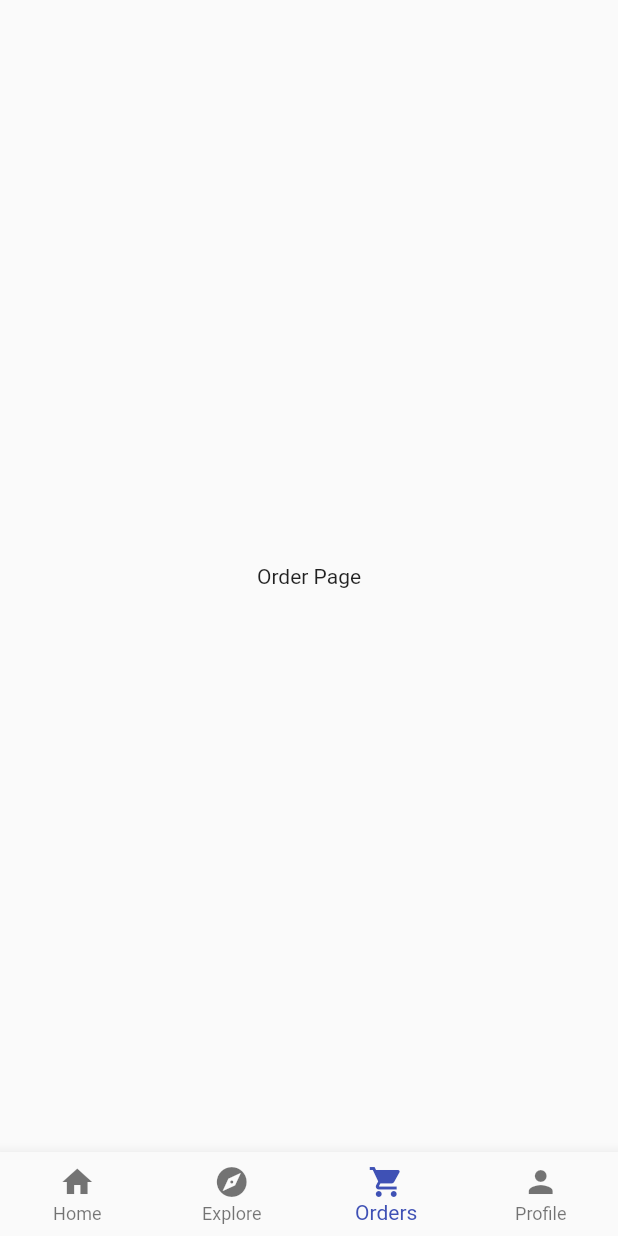
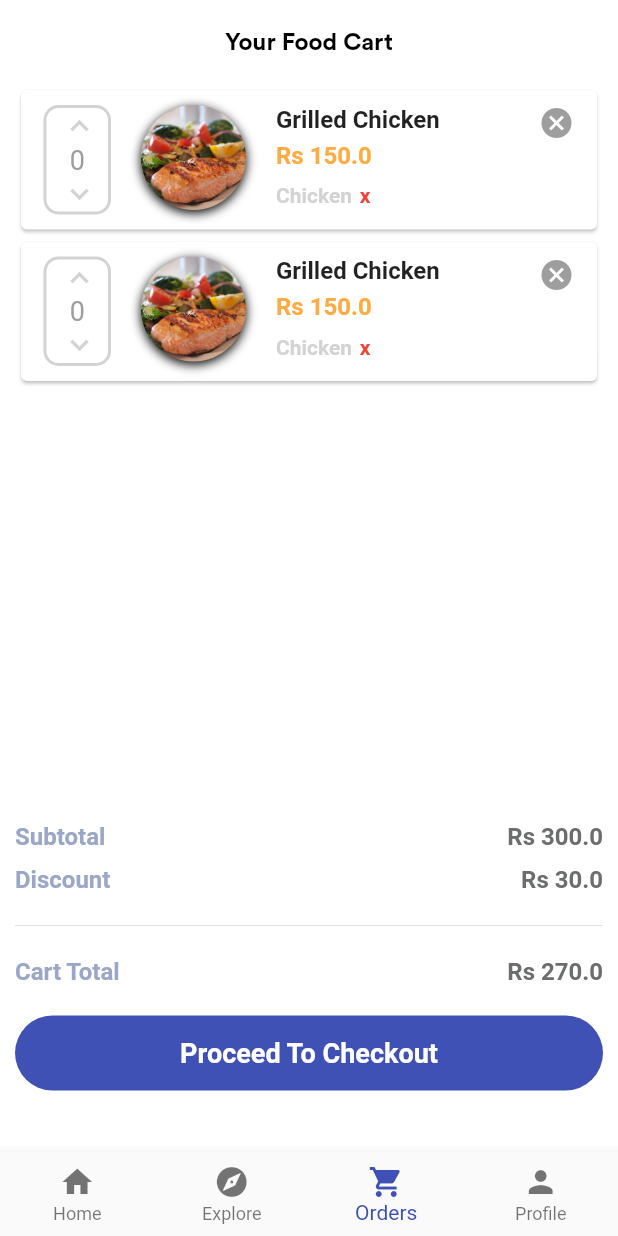
Before and after one commit to AbhishekMaira10/deldrone, a Flutter app: the screen it shows once a user with an empty profile is signed in, item 3 of the bottom bar chosen, on a phone screen of 412 x 824 dp. Run offline on Flutter 3.47's test engine with Material 2 defaults, Android fonts, the phone set to English and light mode, and no system bars; our stand-ins replace firebase_auth, google_sign_in, simple_animations; accounts and stored records are empty.

Commit message:
added orders page

```diff
--- /dev/null
+++ b/App/lib/custom_widgets/ui_widgets/order_card.dart
@@ -0,0 +1,132 @@
+import 'package:flutter/material.dart';
+
+class OrderCard extends StatefulWidget {
+  _OrderCardState createState() => _OrderCardState();
+}
+
+class _OrderCardState extends State<OrderCard> {
+  @override
+  Widget build(BuildContext context) {
+    return Card(
+      child: Padding(
+        padding: EdgeInsets.symmetric(horizontal: 15.0, vertical: 10.0),
+        child: Row(
+          mainAxisSize: MainAxisSize.max,
+          crossAxisAlignment: CrossAxisAlignment.start,
+          children: <Widget>[
+            Container(
+              decoration: BoxDecoration(
+                border: Border.all(color: Color(0xFFD3D3D3), width: 2.0),
+                borderRadius: BorderRadius.circular(10.0),
+              ),
+              width: 45.0,
+              height: 73.0,
+              child: Padding(
+                padding: EdgeInsets.symmetric(
+                  horizontal: 10.0,
+                ),
+                child: Column(
+                  children: <Widget>[
+                    InkWell(
+                        onTap: () {},
+                        child: Icon(Icons.keyboard_arrow_up,
+                            color: Color(0xFFD3D3D3))),
+                    Text(
+                      "0",
+                      style: TextStyle(fontSize: 18.0, color: Colors.grey),
+                    ),
+                    InkWell(
+                        onTap: () {},
+                        child: Icon(Icons.keyboard_arrow_down,
+                            color: Color(0xFFD3D3D3))),
+                  ],
+                ),
+              ),
+            ),
+            SizedBox(
+              width: 20.0,
+            ),
+            Container(
+              height: 70.0,
+              width: 70.0,
+              decoration: BoxDecoration(
+                  image: DecorationImage(
+                      image: AssetImage("assets/images/lunch.jpeg"),
+                      fit: BoxFit.cover),
+                  borderRadius: BorderRadius.circular(35.0),
+                  boxShadow: [
+                    BoxShadow(
+                        color: Colors.black,
+                        blurRadius: 5.0,
+                        offset: Offset(0.0, 2.0))
+                  ]),
+            ),
+            SizedBox(
+              width: 20.0,
+            ),
+            Column(
+              mainAxisAlignment: MainAxisAlignment.start,
+              crossAxisAlignment: CrossAxisAlignment.start,
+              children: <Widget>[
+                Text(
+                  "Grilled Chicken",
+                  style: TextStyle(fontSize: 16.0, fontWeight: FontWeight.bold),
+                ),
+                SizedBox(height: 5.0),
+                Text(
+                  "Rs 150.0",
+                  style: TextStyle(
+                      fontSize: 16.0,
+                      color: Colors.orangeAccent,
+                      fontWeight: FontWeight.bold),
+                ),
+                SizedBox(height: 5.0),
+                Container(
+                  height: 25.0,
+                  width: 120.0,
+                  child: ListView(
+                    scrollDirection: Axis.horizontal,
+                    children: <Widget>[
+                      Row(
+                        children: <Widget>[
+                          Text("Chicken",
+                              style: TextStyle(
+                                  color: Color(0xFFD3D3D3),
+                                  fontWeight: FontWeight.bold)),
+                          SizedBox(
+                            width: 5.0,
+                          ),
+                          InkWell(
+                            onTap: () {},
+                            child: Text(
+                              "x",
+                              style: TextStyle(
+                                fontWeight: FontWeight.bold,
+                                color: Colors.red,
+                              ),
+                            ),
+                          ),
+                          SizedBox(
+                            width: 10.0,
+                          ),
+                        ],
+                      ),
+                    ],
+                  ),
+                ),
+              ],
+            ),
+            Spacer(),
+            GestureDetector(
+              onTap: () {},
+              child: Icon(
+                Icons.cancel,
+                color: Colors.grey,
+              ),
+            ),
+          ],
+        ),
+      ),
+    );
+  }
+}
--- a/App/lib/ui/Pages/order_page.dart
+++ b/App/lib/ui/Pages/order_page.dart
@@ -1,3 +1,5 @@
+import 'package:deldrone_customer/custom_widgets/custom_text.dart';
+import 'package:deldrone_customer/custom_widgets/ui_widgets/order_card.dart';
 import 'package:flutter/material.dart';
 
 class OrderPage extends StatefulWidget {
@@ -8,8 +10,143 @@ class OrderPage extends StatefulWidget {
 class _OrderPageState extends State<OrderPage> {
   @override
   Widget build(BuildContext context) {
-    return Center(
-      child: Text("Order Page"),
+    return Scaffold(
+      backgroundColor: Colors.white,
+      appBar: AppBar(
+        title: CustomText(
+          text: 'Your Food Cart',
+          color: Colors.black,
+          family: 'Circular',
+          weight: FontWeight.bold,
+        ),
+        centerTitle: true,
+        backgroundColor: Colors.white,
+        elevation: 0.0,
+      ),
+      body: ListView(
+        padding: EdgeInsets.symmetric(horizontal: 10.0),
+        scrollDirection: Axis.vertical,
+        children: <Widget>[
+          OrderCard(),
+          OrderCard(),
+        ],
+      ),
+      bottomNavigationBar: _buildTotalContainer(),
+    );
+  }
+
+  Widget _buildTotalContainer() {
+    return Container(
+      height: 220.0,
+      padding: EdgeInsets.only(
+        left: 10.0,
+        right: 10.0,
+      ),
+      child: Column(
+        children: <Widget>[
+          Row(
+            mainAxisSize: MainAxisSize.max,
+            mainAxisAlignment: MainAxisAlignment.spaceBetween,
+            children: <Widget>[
+              Text(
+                "Subtotal",
+                style: TextStyle(
+                    color: Color(0xFF9BA7C6),
+                    fontSize: 16.0,
+                    fontWeight: FontWeight.bold),
+              ),
+              Text(
+                "Rs 300.0",
+                style: TextStyle(
+                    color: Color(0xFF6C6D6D),
+                    fontSize: 16.0,
+                    fontWeight: FontWeight.bold),
+              ),
+            ],
+          ),
+          SizedBox(
+            height: 10.0,
+          ),
+          Row(
+            mainAxisSize: MainAxisSize.max,
+            mainAxisAlignment: MainAxisAlignment.spaceBetween,
+            children: <Widget>[
+              Text(
+                "Discount",
+                style: TextStyle(
+                    color: Color(0xFF9BA7C6),
+                    fontSize: 16.0,
+                    fontWeight: FontWeight.bold),
+              ),
+              Text(
+                "Rs 30.0",
+                style: TextStyle(
+                    color: Color(0xFF6C6D6D),
+                    fontSize: 16.0,
+                    fontWeight: FontWeight.bold),
+              ),
+            ],
+          ),
+          SizedBox(
+            height: 10.0,
+          ),
+          SizedBox(
+            height: 10.0,
+          ),
+          Divider(
+            height: 2.0,
+          ),
+          SizedBox(
+            height: 20.0,
+          ),
+          Row(
+            mainAxisSize: MainAxisSize.max,
+            mainAxisAlignment: MainAxisAlignment.spaceBetween,
+            children: <Widget>[
+              Text(
+                "Cart Total",
+                style: TextStyle(
+                    color: Color(0xFF9BA7C6),
+                    fontSize: 16.0,
+                    fontWeight: FontWeight.bold),
+              ),
+              Text(
+                "Rs 270.0",
+                style: TextStyle(
+                    color: Color(0xFF6C6D6D),
+                    fontSize: 16.0,
+                    fontWeight: FontWeight.bold),
+              ),
+            ],
+          ),
+          SizedBox(
+            height: 20.0,
+          ),
+          GestureDetector(
+            onTap: () {},
+            child: Container(
+              height: 50.0,
+              decoration: BoxDecoration(
+                color: Theme.of(context).primaryColor,
+                borderRadius: BorderRadius.circular(35.0),
+              ),
+              child: Center(
+                child: Text(
+                  "Proceed To Checkout",
+                  style: TextStyle(
+                    color: Colors.white,
+                    fontSize: 18.0,
+                    fontWeight: FontWeight.bold,
+                  ),
+                ),
+              ),
+            ),
+          ),
+          SizedBox(
+            height: 20.0,
+          ),
+        ],
+      ),
     );
   }
 }
```
Also changed, not shown: App/assets/images/lunch.jpeg (added).
